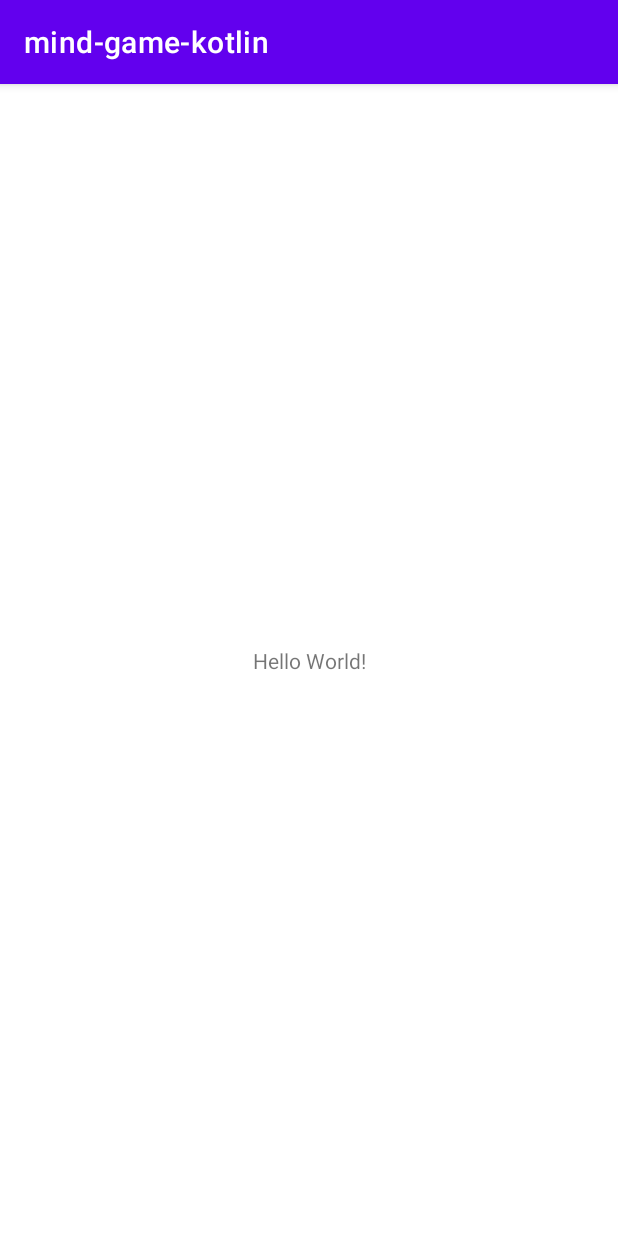
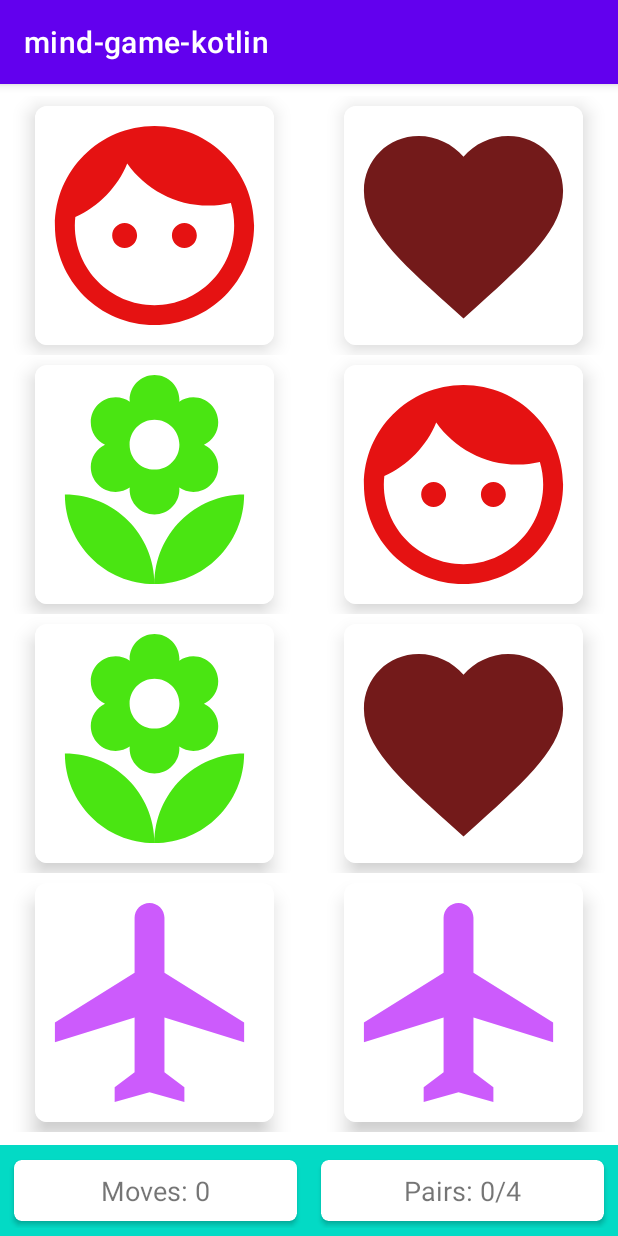
Before and after one commit to hkobir/mind-game-kotlin, an Android app: the screen it shows after launch (MainActivity), on a phone screen of 412 x 824 dp. Run offline under Robolectric (Android 15) with nearby library versions, the phone set to English and light mode, and no system bars.

Commit message:
setup game board is done

```diff
--- a/app/src/main/java/com/example/mind_game_kotlin/MainActivity.kt
+++ b/app/src/main/java/com/example/mind_game_kotlin/MainActivity.kt
@@ -2,10 +2,33 @@ package com.example.mind_game_kotlin
 
 import androidx.appcompat.app.AppCompatActivity
 import android.os.Bundle
+import android.widget.TextView
+import androidx.recyclerview.widget.GridLayoutManager
+import androidx.recyclerview.widget.RecyclerView
+import com.example.mind_game_kotlin.models.BoardSize
+import com.example.mind_game_kotlin.utils.DEFAULT_ICONS
 
 class MainActivity : AppCompatActivity() {
+    private lateinit var boardRv: RecyclerView
+    private lateinit var pairsTv: TextView
+    private lateinit var movesTv: TextView
+
+    private var boardSize: BoardSize = BoardSize.EASY
+
     override fun onCreate(savedInstanceState: Bundle?) {
         super.onCreate(savedInstanceState)
         setContentView(R.layout.activity_main)
+
+        //init
+        boardRv = findViewById(R.id.boardRV)
+        pairsTv = findViewById(R.id.pairsTV)
+        movesTv = findViewById(R.id.movesTV)
+
+        val chooseImages = DEFAULT_ICONS.shuffled().take(boardSize.getNumPairs())
+        val randomizedImage = (chooseImages+chooseImages).shuffled()
+
+        boardRv.layoutManager = GridLayoutManager(this, boardSize.getWidth())
+        boardRv.setHasFixedSize(true)
+        boardRv.adapter = MemoryAdapter(this, boardSize,randomizedImage)
     }
 }
--- /dev/null
+++ b/app/src/main/java/com/example/mind_game_kotlin/MemoryAdapter.kt
@@ -0,0 +1,56 @@
+package com.example.mind_game_kotlin
+
+import android.content.Context
+import android.view.LayoutInflater
+import android.view.View
+import android.view.ViewGroup
+import android.widget.ImageButton
+import androidx.cardview.widget.CardView
+import androidx.recyclerview.widget.RecyclerView
+import com.example.mind_game_kotlin.models.BoardSize
+import kotlin.math.min
+
+class MemoryAdapter(
+    private val context: Context,
+    private val boardSize: BoardSize,
+    private val cardImages: List<Int>
+) :
+    RecyclerView.Adapter<MemoryAdapter.ViewHolder>() {
+    companion object {
+        private const val MARGIN_SIZE = 10
+        private const val TAG = "MemoryAdapter"
+    }
+
+    override fun onCreateViewHolder(parent: ViewGroup, viewType: Int): ViewHolder {
+
+//        divide all memory cards to equal size
+        val cardWidth = parent.width / boardSize.getWidth() - (2 * MARGIN_SIZE)
+        val cardHeight = parent.height / boardSize.getHeight() - (2 * MARGIN_SIZE)
+        val cardSideLength = min(cardWidth, cardHeight)
+
+        val view = LayoutInflater.from(context).inflate(R.layout.item_memory_card, parent, false)
+        val layoutParams =
+            view.findViewById<CardView>(R.id.cardView).layoutParams as ViewGroup.MarginLayoutParams
+//        Log.d(TAG+ ": " + cardWidth + ", " + cardHeight + ", " + cardSideLength)
+        layoutParams.width = cardSideLength
+        layoutParams.height = cardSideLength
+        layoutParams.setMargins(MARGIN_SIZE, MARGIN_SIZE, MARGIN_SIZE, MARGIN_SIZE)
+        return ViewHolder(view)
+    }
+
+    override fun onBindViewHolder(holder: ViewHolder, position: Int) {
+        holder.bind(position)
+    }
+
+    override fun getItemCount(): Int = boardSize.numCards
+
+    inner class ViewHolder(itemView: View) : RecyclerView.ViewHolder(itemView) {
+        private val cardButton = itemView.findViewById<ImageButton>(R.id.imageButton)
+        fun bind(position: Int) {
+            cardButton.setImageResource(cardImages[position])
+            cardButton.setOnClickListener {
+
+            }
+        }
+    }
+}
--- /dev/null
+++ b/app/src/main/java/com/example/mind_game_kotlin/models/BoardSize.kt
@@ -0,0 +1,24 @@
+package com.example.mind_game_kotlin.models
+
+enum class BoardSize(val numCards: Int) {
+    EASY(8),
+    MEDIUM(18),
+    HARD(24);
+
+    fun getWidth(): Int {
+        return when (this) {
+            EASY -> 2
+            MEDIUM -> 3
+            HARD -> 4
+        }
+    }
+
+    fun getHeight(): Int {
+        return numCards / getWidth()
+    }
+
+    fun getNumPairs(): Int {
+        return numCards / 2
+    }
+
+}
--- /dev/null
+++ b/app/src/main/java/com/example/mind_game_kotlin/utils/Constants.kt
@@ -0,0 +1,19 @@
+package com.example.mind_game_kotlin.utils
+
+import com.example.mind_game_kotlin.R
+
+val DEFAULT_ICONS = listOf(
+    R.drawable.ic_face,
+    R.drawable.ic_flower,
+    R.drawable.ic_gift,
+    R.drawable.ic_heart,
+    R.drawable.ic_home,
+    R.drawable.ic_lightning,
+    R.drawable.ic_moon,
+    R.drawable.ic_plane,
+    R.drawable.ic_school,
+    R.drawable.ic_send,
+    R.drawable.ic_star,
+    R.drawable.ic_work,
+
+    )
--- /dev/null
+++ b/app/src/main/res/drawable/ic_face.xml
@@ -0,0 +1,5 @@
+<vector android:height="24dp" android:tint="#E51212"
+    android:viewportHeight="24" android:viewportWidth="24"
+    android:width="24dp" xmlns:android="http://schemas.android.com/apk/res/android">
+    <path android:fillColor="@android:color/white" android:pathData="M9,11.75c-0.69,0 -1.25,0.56 -1.25,1.25s0.56,1.25 1.25,1.25 1.25,-0.56 1.25,-1.25 -0.56,-1.25 -1.25,-1.25zM15,11.75c-0.69,0 -1.25,0.56 -1.25,1.25s0.56,1.25 1.25,1.25 1.25,-0.56 1.25,-1.25 -0.56,-1.25 -1.25,-1.25zM12,2C6.48,2 2,6.48 2,12s4.48,10 10,10 10,-4.48 10,-10S17.52,2 12,2zM12,20c-4.41,0 -8,-3.59 -8,-8 0,-0.29 0.02,-0.58 0.05,-0.86 2.36,-1.05 4.23,-2.98 5.21,-5.37C11.07,8.33 14.05,10 17.42,10c0.78,0 1.53,-0.09 2.25,-0.26 0.21,0.71 0.33,1.47 0.33,2.26 0,4.41 -3.59,8 -8,8z"/>
+</vector>
--- /dev/null
+++ b/app/src/main/res/drawable/ic_flower.xml
@@ -0,0 +1,5 @@
+<vector android:height="24dp" android:tint="#4AE512"
+    android:viewportHeight="24" android:viewportWidth="24"
+    android:width="24dp" xmlns:android="http://schemas.android.com/apk/res/android">
+    <path android:fillColor="@android:color/white" android:pathData="M12,22c4.97,0 9,-4.03 9,-9 -4.97,0 -9,4.03 -9,9zM5.6,10.25c0,1.38 1.12,2.5 2.5,2.5 0.53,0 1.01,-0.16 1.42,-0.44l-0.02,0.19c0,1.38 1.12,2.5 2.5,2.5s2.5,-1.12 2.5,-2.5l-0.02,-0.19c0.4,0.28 0.89,0.44 1.42,0.44 1.38,0 2.5,-1.12 2.5,-2.5 0,-1 -0.59,-1.85 -1.43,-2.25 0.84,-0.4 1.43,-1.25 1.43,-2.25 0,-1.38 -1.12,-2.5 -2.5,-2.5 -0.53,0 -1.01,0.16 -1.42,0.44l0.02,-0.19C14.5,2.12 13.38,1 12,1S9.5,2.12 9.5,3.5l0.02,0.19c-0.4,-0.28 -0.89,-0.44 -1.42,-0.44 -1.38,0 -2.5,1.12 -2.5,2.5 0,1 0.59,1.85 1.43,2.25 -0.84,0.4 -1.43,1.25 -1.43,2.25zM12,5.5c1.38,0 2.5,1.12 2.5,2.5s-1.12,2.5 -2.5,2.5S9.5,9.38 9.5,8s1.12,-2.5 2.5,-2.5zM3,13c0,4.97 4.03,9 9,9 0,-4.97 -4.03,-9 -9,-9z"/>
+</vector>
--- /dev/null
+++ b/app/src/main/res/drawable/ic_gift.xml
@@ -0,0 +1,5 @@
+<vector android:height="24dp" android:tint="#1247E5"
+    android:viewportHeight="24" android:viewportWidth="24"
+    android:width="24dp" xmlns:android="http://schemas.android.com/apk/res/android">
+    <path android:fillColor="@android:color/white" android:pathData="M20,6h-2.18c0.11,-0.31 0.18,-0.65 0.18,-1 0,-1.66 -1.34,-3 -3,-3 -1.05,0 -1.96,0.54 -2.5,1.35l-0.5,0.67 -0.5,-0.68C10.96,2.54 10.05,2 9,2 7.34,2 6,3.34 6,5c0,0.35 0.07,0.69 0.18,1L4,6c-1.11,0 -1.99,0.89 -1.99,2L2,19c0,1.11 0.89,2 2,2h16c1.11,0 2,-0.89 2,-2L22,8c0,-1.11 -0.89,-2 -2,-2zM15,4c0.55,0 1,0.45 1,1s-0.45,1 -1,1 -1,-0.45 -1,-1 0.45,-1 1,-1zM9,4c0.55,0 1,0.45 1,1s-0.45,1 -1,1 -1,-0.45 -1,-1 0.45,-1 1,-1zM20,19L4,19v-2h16v2zM20,14L4,14L4,8h5.08L7,10.83 8.62,12 11,8.76l1,-1.36 1,1.36L15.38,12 17,10.83 14.92,8L20,8v6z"/>
+</vector>
--- /dev/null
+++ b/app/src/main/res/drawable/ic_heart.xml
@@ -0,0 +1,5 @@
+<vector android:height="24dp" android:tint="#731A1A"
+    android:viewportHeight="24" android:viewportWidth="24"
+    android:width="24dp" xmlns:android="http://schemas.android.com/apk/res/android">
+    <path android:fillColor="@android:color/white" android:pathData="M12,21.35l-1.45,-1.32C5.4,15.36 2,12.28 2,8.5 2,5.42 4.42,3 7.5,3c1.74,0 3.41,0.81 4.5,2.09C13.09,3.81 14.76,3 16.5,3 19.58,3 22,5.42 22,8.5c0,3.78 -3.4,6.86 -8.55,11.54L12,21.35z"/>
+</vector>
--- /dev/null
+++ b/app/src/main/res/drawable/ic_home.xml
@@ -0,0 +1,5 @@
+<vector android:height="24dp" android:tint="#387E3B"
+    android:viewportHeight="24" android:viewportWidth="24"
+    android:width="24dp" xmlns:android="http://schemas.android.com/apk/res/android">
+    <path android:fillColor="@android:color/white" android:pathData="M10,20v-6h4v6h5v-8h3L12,3 2,12h3v8z"/>
+</vector>
--- /dev/null
+++ b/app/src/main/res/drawable/ic_lightning.xml
@@ -0,0 +1,5 @@
+<vector android:height="24dp" android:tint="#253173"
+    android:viewportHeight="24" android:viewportWidth="24"
+    android:width="24dp" xmlns:android="http://schemas.android.com/apk/res/android">
+    <path android:fillColor="@android:color/white" android:pathData="M7,2v11h3v9l7,-12h-4l4,-8z"/>
+</vector>
--- /dev/null
+++ b/app/src/main/res/drawable/ic_moon.xml
@@ -0,0 +1,5 @@
+<vector android:height="24dp" android:tint="#FCE65B"
+    android:viewportHeight="24" android:viewportWidth="24"
+    android:width="24dp" xmlns:android="http://schemas.android.com/apk/res/android">
+    <path android:fillColor="@android:color/white" android:pathData="M12.34,2.02C6.59,1.82 2,6.42 2,12c0,5.52 4.48,10 10,10c3.71,0 6.93,-2.02 8.66,-5.02C13.15,16.73 8.57,8.55 12.34,2.02z"/>
+</vector>
--- /dev/null
+++ b/app/src/main/res/drawable/ic_plane.xml
@@ -0,0 +1,5 @@
+<vector android:height="24dp" android:tint="#CC5BFC"
+    android:viewportHeight="24" android:viewportWidth="24"
+    android:width="24dp" xmlns:android="http://schemas.android.com/apk/res/android">
+    <path android:fillColor="@android:color/white" android:pathData="M21,16v-2l-8,-5V3.5c0,-0.83 -0.67,-1.5 -1.5,-1.5S10,2.67 10,3.5V9l-8,5v2l8,-2.5V19l-2,1.5V22l3.5,-1 3.5,1v-1.5L13,19v-5.5l8,2.5z"/>
+</vector>
--- /dev/null
+++ b/app/src/main/res/drawable/ic_school.xml
@@ -0,0 +1,5 @@
+<vector android:height="24dp" android:tint="#39FACC"
+    android:viewportHeight="24" android:viewportWidth="24"
+    android:width="24dp" xmlns:android="http://schemas.android.com/apk/res/android">
+    <path android:fillColor="@android:color/white" android:pathData="M5,13.18v4L12,21l7,-3.82v-4L12,17l-7,-3.82zM12,3L1,9l11,6 9,-4.91V17h2V9L12,3z"/>
+</vector>
--- /dev/null
+++ b/app/src/main/res/drawable/ic_send.xml
@@ -0,0 +1,5 @@
+<vector android:autoMirrored="true" android:height="24dp"
+    android:tint="#594262" android:viewportHeight="24"
+    android:viewportWidth="24" android:width="24dp" xmlns:android="http://schemas.android.com/apk/res/android">
+    <path android:fillColor="@android:color/white" android:pathData="M2.01,21L23,12 2.01,3 2,10l15,2 -15,2z"/>
+</vector>
--- /dev/null
+++ b/app/src/main/res/drawable/ic_star.xml
@@ -0,0 +1,5 @@
+<vector android:height="24dp" android:tint="#C67F06"
+    android:viewportHeight="24" android:viewportWidth="24"
+    android:width="24dp" xmlns:android="http://schemas.android.com/apk/res/android">
+    <path android:fillColor="@android:color/white" android:pathData="M14.43,10l-2.43,-8l-2.43,8l-7.57,0l6.18,4.41l-2.35,7.59l6.17,-4.69l6.18,4.69l-2.35,-7.59l6.17,-4.41z"/>
+</vector>
--- /dev/null
+++ b/app/src/main/res/drawable/ic_work.xml
@@ -0,0 +1,5 @@
+<vector android:height="24dp" android:tint="#98958F"
+    android:viewportHeight="24" android:viewportWidth="24"
+    android:width="24dp" xmlns:android="http://schemas.android.com/apk/res/android">
+    <path android:fillColor="@android:color/white" android:pathData="M20,6h-4L16,4c0,-1.11 -0.89,-2 -2,-2h-4c-1.11,0 -2,0.89 -2,2v2L4,6c-1.11,0 -1.99,0.89 -1.99,2L2,19c0,1.11 0.89,2 2,2h16c1.11,0 2,-0.89 2,-2L22,8c0,-1.11 -0.89,-2 -2,-2zM14,6h-4L10,4h4v2z"/>
+</vector>
--- a/app/src/main/res/layout/activity_main.xml
+++ b/app/src/main/res/layout/activity_main.xml
@@ -6,13 +6,65 @@
     android:layout_height="match_parent"
     tools:context=".MainActivity">
 
-    <TextView
-        android:layout_width="wrap_content"
+    <androidx.recyclerview.widget.RecyclerView
+        android:id="@+id/boardRV"
+        android:overScrollMode="never"
+        android:layout_width="0dp"
+        android:layout_height="0dp"
+        android:layout_marginTop="8dp"
+        android:layout_marginBottom="8dp"
+        app:layout_constraintBottom_toTopOf="@id/scoreLine"
+        app:layout_constraintRight_toRightOf="parent"
+        app:layout_constraintLeft_toLeftOf="parent"
+        app:layout_constraintTop_toTopOf="parent"
+        tools:listitem="@layout/item_memory_card" />
+
+    <LinearLayout
+        android:id="@+id/scoreLine"
+        android:layout_width="0dp"
         android:layout_height="wrap_content"
-        android:text="Hello World!"
+        android:background="?attr/colorSecondary"
+        android:orientation="horizontal"
+        android:padding="5dp"
         app:layout_constraintBottom_toBottomOf="parent"
         app:layout_constraintLeft_toLeftOf="parent"
-        app:layout_constraintRight_toRightOf="parent"
-        app:layout_constraintTop_toTopOf="parent" />
+        app:layout_constraintRight_toRightOf="parent">
 
+        <androidx.cardview.widget.CardView
+            android:layout_width="0dp"
+            android:layout_height="wrap_content"
+            android:layout_weight="0.5"
+            app:cardCornerRadius="5dp"
+            app:cardElevation="2dp"
+            app:cardUseCompatPadding="true">
+
+            <TextView
+                android:id="@+id/movesTV"
+                android:layout_width="wrap_content"
+                android:layout_height="wrap_content"
+                android:layout_gravity="center_horizontal"
+                android:paddingVertical="8dp"
+                android:text="Moves: 0"
+                android:textSize="18sp" />
+        </androidx.cardview.widget.CardView>
+
+        <androidx.cardview.widget.CardView
+            android:layout_width="0dp"
+            android:layout_height="wrap_content"
+            android:layout_marginLeft="8dp"
+            android:layout_weight="0.5"
+            app:cardCornerRadius="5dp"
+            app:cardElevation="2dp"
+            app:cardUseCompatPadding="true">
+
+            <TextView
+                android:id="@+id/pairsTV"
+                android:layout_width="wrap_content"
+                android:layout_height="wrap_content"
+                android:layout_gravity="center_horizontal"
+                android:paddingVertical="8dp"
+                android:text="Pairs: 0/4"
+                android:textSize="18sp" />
+        </androidx.cardview.widget.CardView>
+    </LinearLayout>
 </androidx.constraintlayout.widget.ConstraintLayout>
--- /dev/null
+++ b/app/src/main/res/layout/item_memory_card.xml
@@ -0,0 +1,27 @@
+<?xml version="1.0" encoding="utf-8"?>
+<androidx.constraintlayout.widget.ConstraintLayout xmlns:android="http://schemas.android.com/apk/res/android"
+    xmlns:app="http://schemas.android.com/apk/res-auto"
+    android:layout_width="match_parent"
+    android:layout_height="wrap_content">
+
+    <androidx.cardview.widget.CardView
+        android:id="@+id/cardView"
+        android:layout_width="120dp"
+        android:layout_height="120dp"
+        app:cardCornerRadius="8dp"
+        app:cardElevation="8dp"
+        app:layout_constraintBottom_toBottomOf="parent"
+        app:layout_constraintLeft_toLeftOf="parent"
+        app:layout_constraintRight_toRightOf="parent"
+        app:layout_constraintTop_toTopOf="parent">
+
+        <ImageButton
+            android:id="@+id/imageButton"
+            android:layout_width="match_parent"
+            android:layout_height="match_parent"
+            android:background="@color/white"
+            android:scaleType="centerCrop"
+            android:src="@drawable/ic_launcher_background" />
+    </androidx.cardview.widget.CardView>
+
+</androidx.constraintlayout.widget.ConstraintLayout>
```
